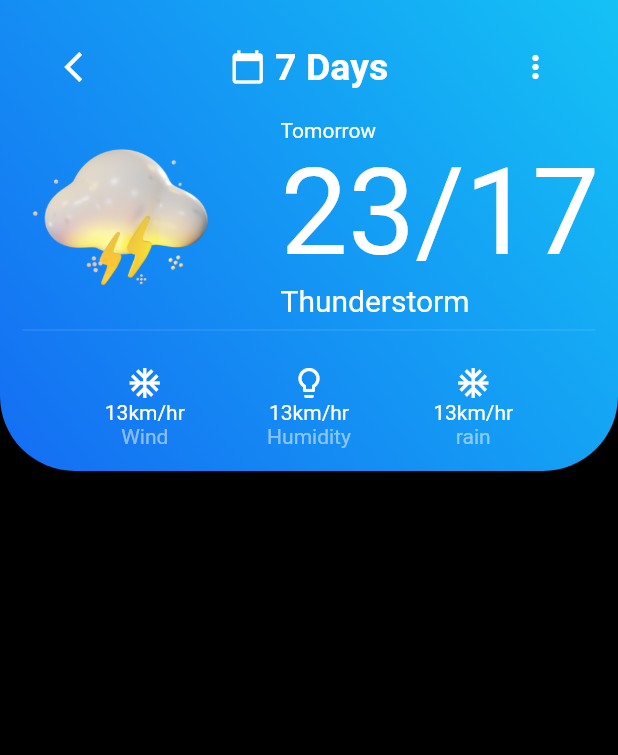
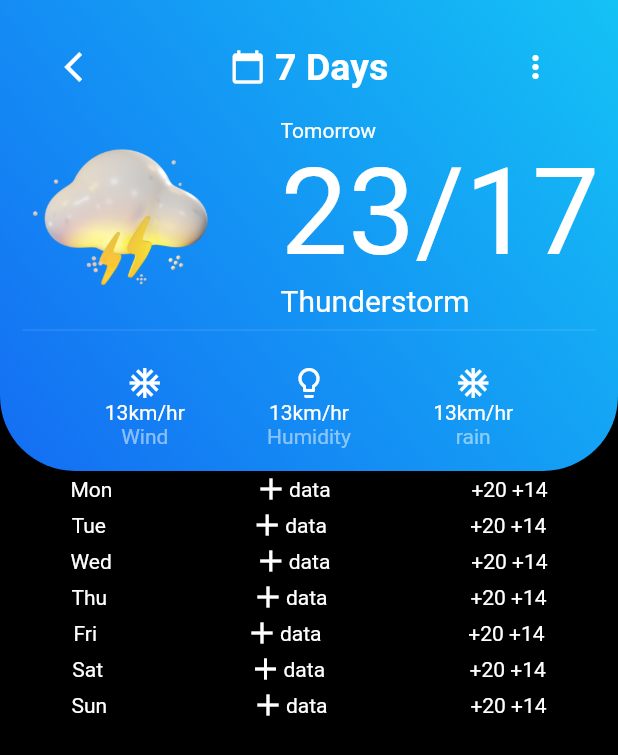
Before and after one commit to Harishwarrior/weather_app, a Flutter app: the ForecastView screen opened directly, on a phone screen of 412 x 824 dp. Shown: the top 755 px of the screen. Run offline on Flutter 3.47's test engine with Material 2 defaults, Android fonts, the phone set to English and light mode, and no system bars.

```diff
--- a/lib/ui/forecast_view.dart
+++ b/lib/ui/forecast_view.dart
@@ -144,6 +144,81 @@ class _ForecastViewState extends State<ForecastView> {
                 ),
               ),
             ),
+            ListView(
+              shrinkWrap: true,
+              children: [
+                Row(
+                  mainAxisAlignment: MainAxisAlignment.spaceAround,
+                  children: [
+                    Text('Mon'),
+                    Row(
+                      children: [Icon(Icons.add), Text('data')],
+                    ),
+                    Text('+20 +14'),
+                  ],
+                ),
+                Row(
+                  mainAxisAlignment: MainAxisAlignment.spaceAround,
+                  children: [
+                    Text('Tue'),
+                    Row(
+                      children: [Icon(Icons.add), Text('data')],
+                    ),
+                    Text('+20 +14'),
+                  ],
+                ),
+                Row(
+                  mainAxisAlignment: MainAxisAlignment.spaceAround,
+                  children: [
+                    Text('Wed'),
+                    Row(
+                      children: [Icon(Icons.add), Text('data')],
+                    ),
+                    Text('+20 +14'),
+                  ],
+                ),
+                Row(
+                  mainAxisAlignment: MainAxisAlignment.spaceAround,
+                  children: [
+                    Text('Thu'),
+                    Row(
+                      children: [Icon(Icons.add), Text('data')],
+                    ),
+                    Text('+20 +14'),
+                  ],
+                ),
+                Row(
+                  mainAxisAlignment: MainAxisAlignment.spaceAround,
+                  children: [
+                    Text('Fri'),
+                    Row(
+                      children: [Icon(Icons.add), Text('data')],
+                    ),
+                    Text('+20 +14'),
+                  ],
+                ),
+                Row(
+                  mainAxisAlignment: MainAxisAlignment.spaceAround,
+                  children: [
+                    Text('Sat'),
+                    Row(
+                      children: [Icon(Icons.add), Text('data')],
+                    ),
+                    Text('+20 +14'),
+                  ],
+                ),
+                Row(
+                  mainAxisAlignment: MainAxisAlignment.spaceAround,
+                  children: [
+                    Text('Sun'),
+                    Row(
+                      children: [Icon(Icons.add), Text('data')],
+                    ),
+                    Text('+20 +14'),
+                  ],
+                ),
+              ],
+            )
           ],
         ),
       ),
```
Also changed, not shown: lib/ui/home_view.dart (+37 -27 lines).
